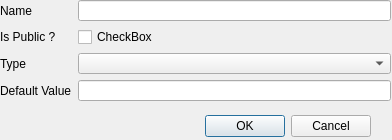
Old version of the form newvar.ui in the repository AvaN0x/IUT-UMLDesigner.
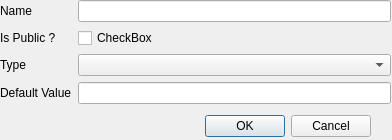
New version of the form.

```diff
--- a/newvar.ui
+++ b/newvar.ui
@@ -35,7 +35,7 @@
      <x>0</x>
      <y>0</y>
      <width>391</width>
-     <height>101</height>
+     <height>105</height>
     </rect>
    </property>
    <layout class="QFormLayout" name="formLayout">
```
Left out of the diff: 8 changed lines with no effect on the pictures.
